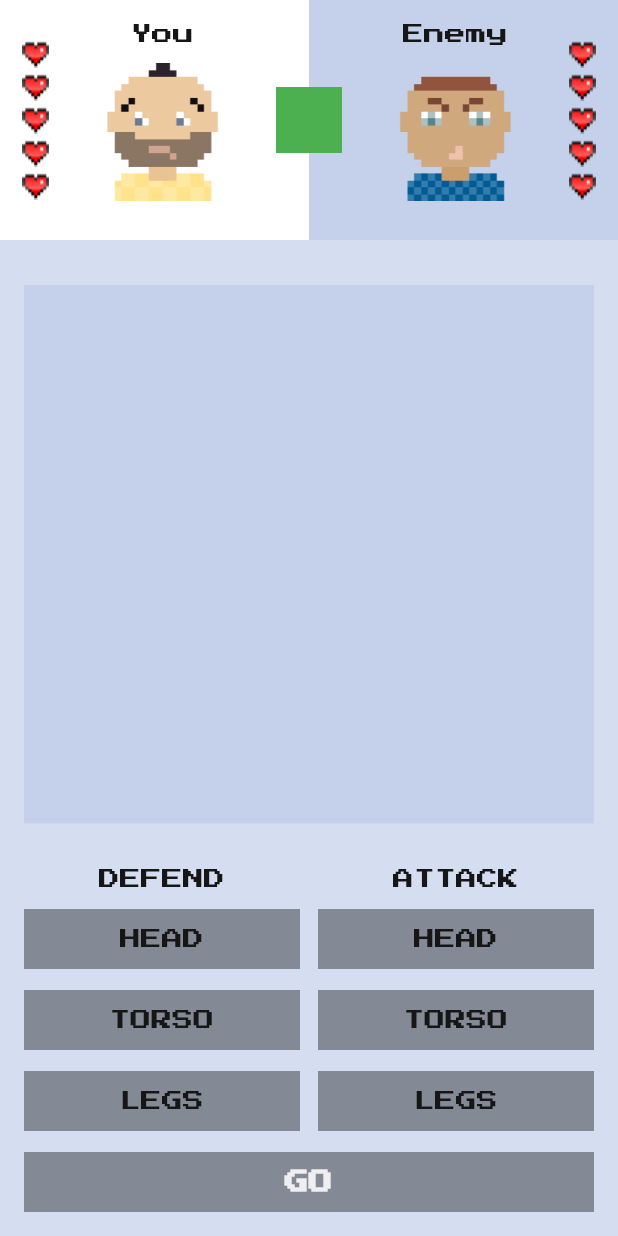
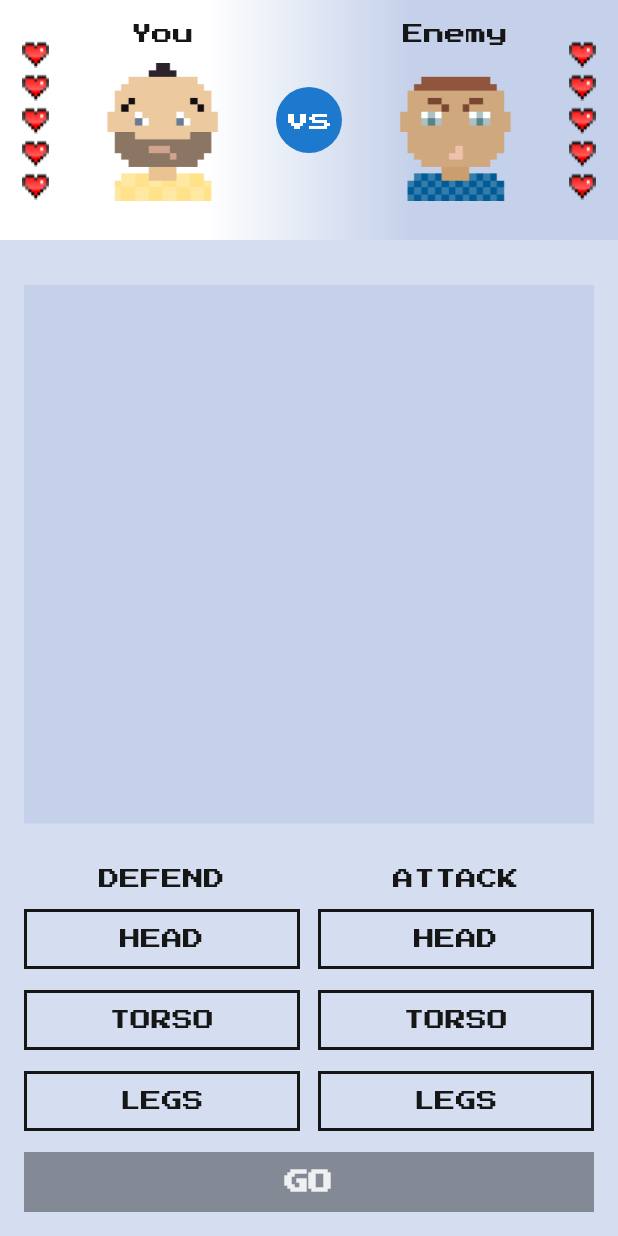
Before and after one commit to Morrowi/flutter_fight_club, a Flutter app: the screen it shows after launch, on a phone screen of 412 x 824 dp. Run offline on Flutter 3.47's test engine with Material 2 defaults, Android fonts, the phone set to English and light mode, and no system bars; our stand-ins replace google_fonts.

Commit message:
PC update

```diff
--- a/lib/fight_club_colors.dart
+++ b/lib/fight_club_colors.dart
@@ -4,12 +4,12 @@ class FightClubColors{
 
   FightClubColors._();
 
-  static const background = const Color.fromRGBO(213, 222, 240, 1);
+  static const background = const Color(0xFFD5DEF0);
   static const greyButton =  const Color.fromRGBO(0, 0, 0, 0.38);
   static const blueButton = const Color.fromRGBO(28, 121, 206, 1);
   static const blackButton = const Color.fromRGBO(0, 0, 0, 0.87);
-  static const darkGreyText = const Color.fromRGBO(22, 22, 22, 1);
-  static const whiteText = const Color(0xDDFFFFFF);
+  static const darkGreyText = const Color(0xFF161616);
+  static const whiteText = const Color.fromRGBO(255, 255, 255, 0.87);
   static const darkPuper = const Color(0xFFC5D1EA);
 
 }
--- a/lib/main.dart
+++ b/lib/main.dart
@@ -227,7 +227,19 @@ class FightersInfo extends StatelessWidget {
           Row(
             crossAxisAlignment: CrossAxisAlignment.stretch,
             children: [
-              Expanded(child: ColoredBox(color: Colors.white)),
+              Expanded(
+                child: ColoredBox(
+                  color: Colors.white,
+                ),
+              ),
+              Expanded(
+                child: DecoratedBox(
+                  decoration: BoxDecoration(
+                      gradient: new LinearGradient(colors: [Colors.white, FightClubColors.darkPuper])
+                  ),
+
+                ),
+              ),
               Expanded(
                 child: ColoredBox(
                   color: FightClubColors.darkPuper,
@@ -259,11 +271,20 @@ class FightersInfo extends StatelessWidget {
                   ),
                 ],
               ),
-              ColoredBox(
-                color: Colors.green,
-                child: SizedBox(
-                  height: 44,
-                  width: 44,
+              SizedBox(
+                height: 44,
+                width: 44,
+                child: DecoratedBox(
+                  decoration: BoxDecoration(
+                    shape: BoxShape.circle,
+                    color: FightClubColors.blueButton,
+                  ),
+                  child: Center(
+                    child: Text(
+                      'vs',
+                      style: TextStyle(color: Colors.white, fontSize: 16),
+                    ),
+                  ),
                 ),
               ),
               Column(
@@ -464,10 +485,13 @@ class BodyPartButton extends StatelessWidget {
       onTap: () => bodyPartSetter(bodyPart),
       child: SizedBox(
         height: 40,
-        child: ColoredBox(
-          color: selected
-              ? FightClubColors.blueButton
-              : FightClubColors.greyButton,
+        child: DecoratedBox(
+          decoration: BoxDecoration(
+            color: selected ? FightClubColors.blueButton : Colors.transparent,
+            border: !selected
+                ? Border.all(color: FightClubColors.darkGreyText, width: 2)
+                : null,
+          ),
           child: Center(
             child: Text(
               bodyPart.name.toUpperCase(),
```
Also changed, not shown: pubspec.lock.
